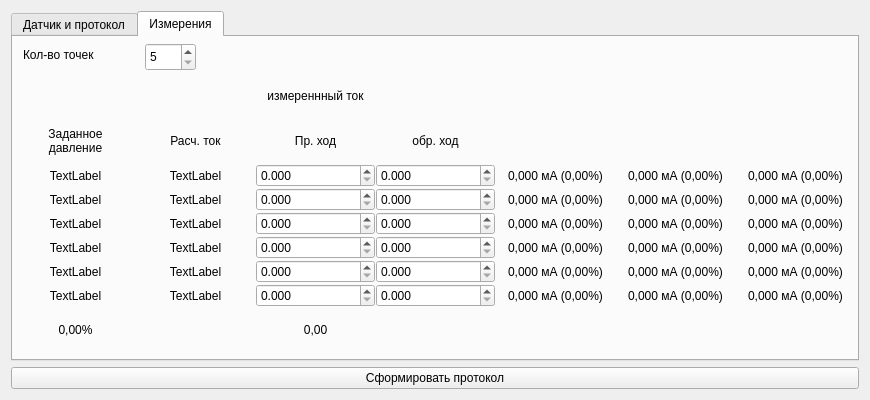
The window that Press.ui (corvinalive/CalManager) describes before a commit, drawn with Qt 5.
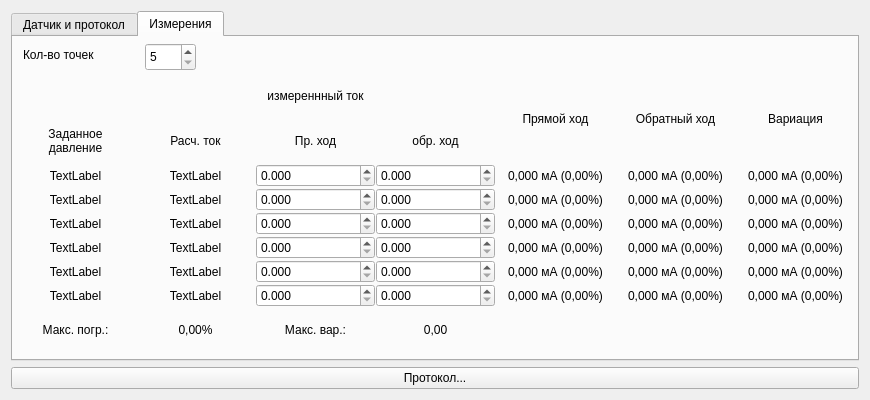
The same window after the commit. The open tabs and pages were chosen to show the change.

Commit message: Сделано: поверка давления; НАДО: диалог настройки; синхронизация шаблонов с сервером

```diff
--- a/Press.ui
+++ b/Press.ui
@@ -23,7 +23,7 @@
    <item row="2" column="0">
     <widget class="QPushButton" name="PrintButton">
      <property name="text">
-      <string>Сформировать протокол</string>
+      <string>Протокол...</string>
      </property>
      <property name="flat">
       <bool>false</bool>
@@ -1253,7 +1253,59 @@
           </property>
          </widget>
         </item>
-        <item row="11" column="0">
+        <item row="3" column="2">
+         <widget class="QLabel" name="label_10">
+          <property name="text">
+           <string>измереннный ток</string>
+          </property>
+          <property name="alignment">
+           <set>Qt::AlignCenter</set>
+          </property>
+          <property name="wordWrap">
+           <bool>true</bool>
+          </property>
+         </widget>
+        </item>
+        <item row="3" column="4" rowspan="2">
+         <widget class="QLabel" name="label_26">
+          <property name="text">
+           <string>Прямой ход</string>
+          </property>
+          <property name="alignment">
+           <set>Qt::AlignCenter</set>
+          </property>
+          <property name="wordWrap">
+           <bool>true</bool>
+          </property>
+         </widget>
+        </item>
+        <item row="3" column="5" rowspan="2">
+         <widget class="QLabel" name="label_27">
+          <property name="text">
+           <string>Обратный ход</string>
+          </property>
+          <property name="alignment">
+           <set>Qt::AlignCenter</set>
+          </property>
+          <property name="wordWrap">
+           <bool>true</bool>
+          </property>
+         </widget>
+        </item>
+        <item row="3" column="6" rowspan="2">
+         <widget class="QLabel" name="label_28">
+          <property name="text">
+           <string>Вариация</string>
+          </property>
+          <property name="alignment">
+           <set>Qt::AlignCenter</set>
+          </property>
+          <property name="wordWrap">
+           <bool>true</bool>
+          </property>
+         </widget>
+        </item>
+        <item row="11" column="1">
          <widget class="QLabel" name="label_maxd">
           <property name="text">
            <string>0,00%</string>
@@ -1263,7 +1315,20 @@
           </property>
          </widget>
         </item>
-        <item row="11" column="2">
+        <item row="11" column="0">
+         <widget class="QLabel" name="label_29">
+          <property name="text">
+           <string>Макс. погр.:</string>
+          </property>
+          <property name="alignment">
+           <set>Qt::AlignCenter</set>
+          </property>
+          <property name="wordWrap">
+           <bool>true</bool>
+          </property>
+         </widget>
+        </item>
+        <item row="11" column="3">
          <widget class="QLabel" name="label_maxv">
           <property name="text">
            <string>0,00</string>
@@ -1273,10 +1338,10 @@
           </property>
          </widget>
         </item>
-        <item row="3" column="2">
-         <widget class="QLabel" name="label_10">
+        <item row="11" column="2">
+         <widget class="QLabel" name="label_30">
           <property name="text">
-           <string>измереннный ток</string>
+           <string>Макс. вар.:</string>
           </property>
           <property name="alignment">
            <set>Qt::AlignCenter</set>
```
Left out of the diff: 6 changed lines with no effect on the pictures. The commit also changes 2 other files.
